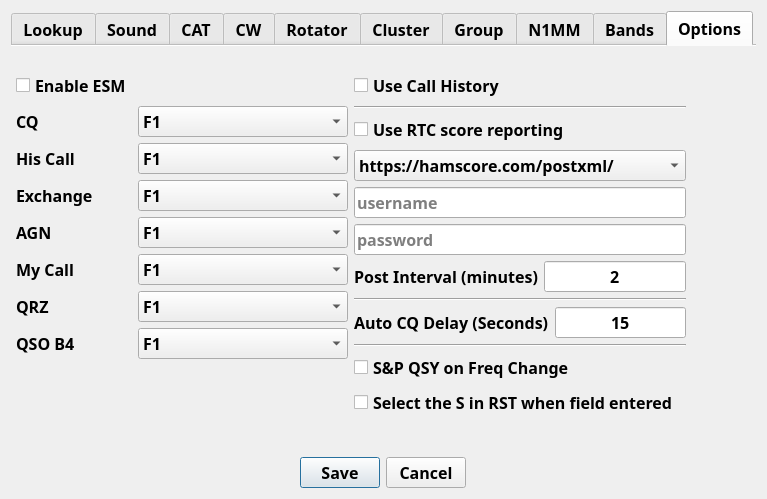
Old version of the form not1mm/data/configuration.ui in the repository mbridak/not1mm.
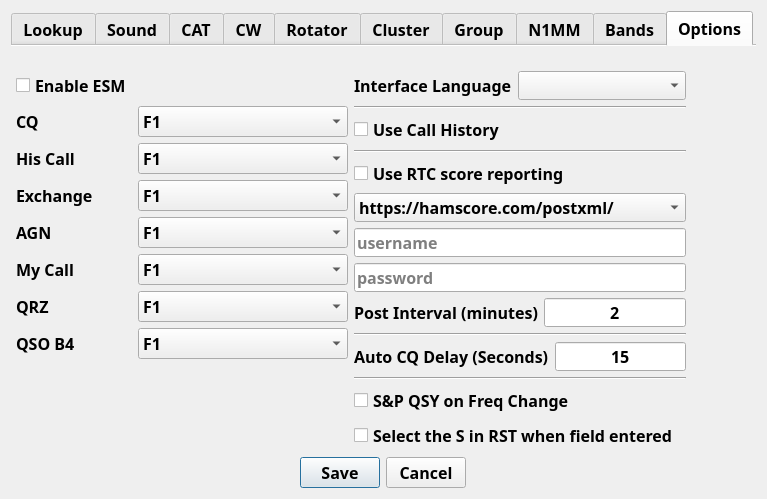
New version of the form. The open tabs and pages were chosen to show the change.

Commit message: @mbridak Add internationalization support and language preferences

The edit to the form file:
```diff
--- a/not1mm/data/configuration.ui
+++ b/not1mm/data/configuration.ui
@@ -2706,6 +2706,27 @@
         </item>
         <item row="0" column="1">
          <layout class="QVBoxLayout" name="verticalLayout">
+           <item>
+            <layout class="QFormLayout" name="formLayout_language">
+             <item row="0" column="0">
+              <widget class="QLabel" name="label_language">
+               <property name="text">
+                <string>Interface Language</string>
+               </property>
+              </widget>
+             </item>
+             <item row="0" column="1">
+              <widget class="QComboBox" name="language"/>
+             </item>
+            </layout>
+           </item>
+           <item>
+            <widget class="Line" name="line_4">
+             <property name="orientation">
+              <enum>Qt::Horizontal</enum>
+             </property>
+            </widget>
+           </item>
           <item>
            <widget class="QCheckBox" name="use_call_history">
             <property name="text">
```
Lines whose indentation alone changed are shown as unchanged. The commit also changes 12 other files.
